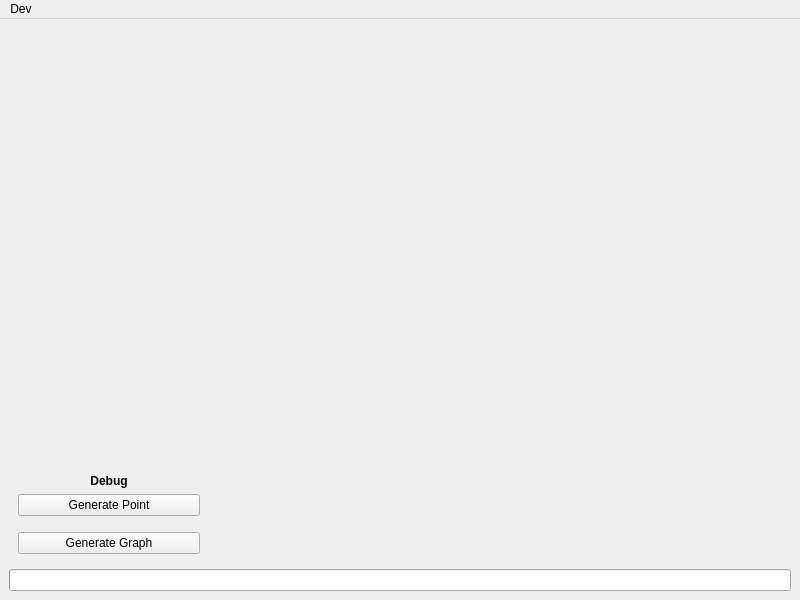
dissxlvd/maddevs-trial, file mainwindow.ui: the form before one commit.
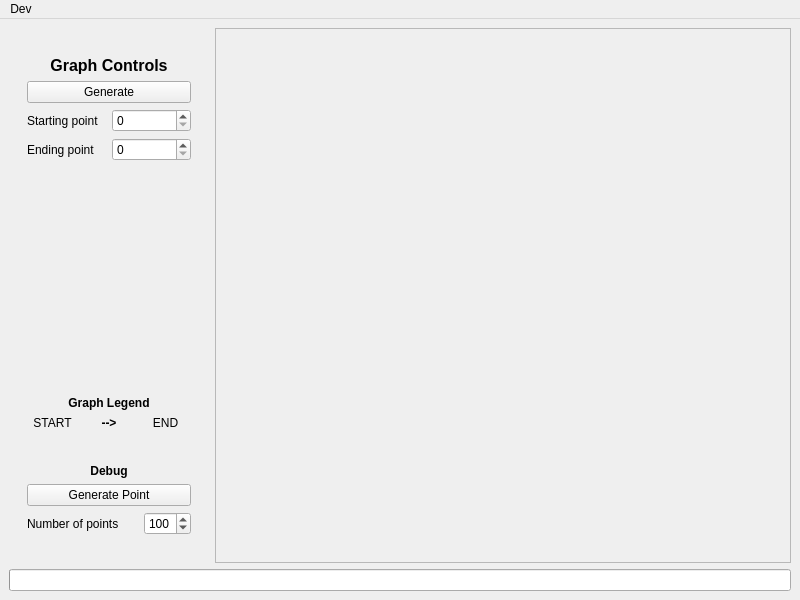
The form after the commit.

Commit message: Minor UI tweaks, added some debug functionality

```diff
--- a/mainwindow.ui
+++ b/mainwindow.ui
@@ -21,14 +21,6 @@
   </property>
   <widget class="QWidget" name="centralwidget">
    <layout class="QGridLayout" name="gridLayout">
-    <item row="0" column="1">
-     <widget class="QWidget" name="graphView" native="true">
-      <property name="autoFillBackground">
-       <bool>false</bool>
-      </property>
-      <layout class="QGridLayout" name="gridLayout_3"/>
-     </widget>
-    </item>
     <item row="0" column="0">
      <widget class="QWidget" name="settings" native="true">
       <property name="enabled">
@@ -56,74 +48,271 @@
        <bool>false</bool>
       </property>
       <layout class="QGridLayout" name="gridLayout_2">
-       <item row="4" column="0">
-        <widget class="QPushButton" name="generateGraph">
+       <item row="6" column="0">
+        <spacer name="verticalSpacer_4">
+         <property name="orientation">
+          <enum>Qt::Orientation::Vertical</enum>
+         </property>
+         <property name="sizeType">
+          <enum>QSizePolicy::Policy::Fixed</enum>
+         </property>
+         <property name="sizeHint" stdset="0">
+          <size>
+           <width>20</width>
+           <height>10</height>
+          </size>
+         </property>
+        </spacer>
+       </item>
+       <item row="9" column="0">
+        <spacer name="verticalSpacer_2">
+         <property name="orientation">
+          <enum>Qt::Orientation::Vertical</enum>
+         </property>
+         <property name="sizeType">
+          <enum>QSizePolicy::Policy::Fixed</enum>
+         </property>
+         <property name="sizeHint" stdset="0">
+          <size>
+           <width>20</width>
+           <height>10</height>
+          </size>
+         </property>
+        </spacer>
+       </item>
+       <item row="0" column="0">
+        <spacer name="verticalSpacer_3">
+         <property name="orientation">
+          <enum>Qt::Orientation::Vertical</enum>
+         </property>
+         <property name="sizeType">
+          <enum>QSizePolicy::Policy::Fixed</enum>
+         </property>
+         <property name="sizeHint" stdset="0">
+          <size>
+           <width>20</width>
+           <height>10</height>
+          </size>
+         </property>
+        </spacer>
+       </item>
+       <item row="2" column="0">
+        <spacer name="verticalSpacer">
+         <property name="orientation">
+          <enum>Qt::Orientation::Vertical</enum>
+         </property>
+         <property name="sizeHint" stdset="0">
+          <size>
+           <width>20</width>
+           <height>40</height>
+          </size>
+         </property>
+        </spacer>
+       </item>
+       <item row="7" column="0">
+        <widget class="QWidget" name="debugMenu" native="true">
+         <property name="enabled">
+          <bool>true</bool>
+         </property>
          <property name="sizePolicy">
-          <sizepolicy hsizetype="Minimum" vsizetype="Fixed">
+          <sizepolicy hsizetype="Preferred" vsizetype="Minimum">
            <horstretch>0</horstretch>
            <verstretch>0</verstretch>
           </sizepolicy>
          </property>
-         <property name="text">
-          <string>Generate Graph</string>
-         </property>
+         <layout class="QGridLayout" name="gridLayout_4">
+          <item row="1" column="0" colspan="2">
+           <widget class="QPushButton" name="generatePoint">
+            <property name="text">
+             <string>Generate Point</string>
+            </property>
+           </widget>
+          </item>
+          <item row="0" column="0" colspan="2">
+           <widget class="QLabel" name="dtitle">
+            <property name="sizePolicy">
+             <sizepolicy hsizetype="Preferred" vsizetype="Fixed">
+              <horstretch>0</horstretch>
+              <verstretch>0</verstretch>
+             </sizepolicy>
+            </property>
+            <property name="font">
+             <font>
+              <bold>true</bold>
+             </font>
+            </property>
+            <property name="text">
+             <string>Debug</string>
+            </property>
+            <property name="alignment">
+             <set>Qt::AlignmentFlag::AlignCenter</set>
+            </property>
+           </widget>
+          </item>
+          <item row="2" column="0">
+           <widget class="QLabel" name="label">
+            <property name="text">
+             <string>Number of points</string>
+            </property>
+           </widget>
+          </item>
+          <item row="2" column="1">
+           <widget class="QSpinBox" name="spinBox">
+            <property name="sizePolicy">
+             <sizepolicy hsizetype="Fixed" vsizetype="Fixed">
+              <horstretch>0</horstretch>
+              <verstretch>0</verstretch>
+             </sizepolicy>
+            </property>
+            <property name="minimumSize">
+             <size>
+              <width>40</width>
+              <height>0</height>
+             </size>
+            </property>
+            <property name="minimum">
+             <number>10</number>
+            </property>
+            <property name="maximum">
+             <number>500</number>
+            </property>
+            <property name="value">
+             <number>100</number>
+            </property>
+           </widget>
+          </item>
+         </layout>
         </widget>
        </item>
-       <item row="0" column="0">
-        <spacer name="verticalSpacer">
-         <property name="orientation">
-          <enum>Qt::Orientation::Vertical</enum>
-         </property>
-         <property name="sizeHint" stdset="0">
-          <size>
-           <width>20</width>
-           <height>40</height>
-          </size>
-         </property>
-        </spacer>
-       </item>
-       <item row="3" column="0">
-        <spacer name="verticalSpacer_2">
-         <property name="orientation">
-          <enum>Qt::Orientation::Vertical</enum>
-         </property>
-         <property name="sizeType">
-          <enum>QSizePolicy::Policy::Fixed</enum>
-         </property>
-         <property name="sizeHint" stdset="0">
-          <size>
-           <width>20</width>
-           <height>10</height>
-          </size>
-         </property>
-        </spacer>
-       </item>
        <item row="1" column="0">
-        <widget class="QLabel" name="label">
-         <property name="font">
-          <font>
-           <bold>true</bold>
-          </font>
-         </property>
-         <property name="text">
-          <string>Debug</string>
-         </property>
-         <property name="alignment">
-          <set>Qt::AlignmentFlag::AlignCenter</set>
-         </property>
+        <widget class="QWidget" name="graphControls" native="true">
+         <layout class="QGridLayout" name="gridLayout_6">
+          <item row="3" column="0">
+           <widget class="QLabel" name="spLabel">
+            <property name="text">
+             <string>Starting point</string>
+            </property>
+           </widget>
+          </item>
+          <item row="4" column="0">
+           <widget class="QLabel" name="epLabel">
+            <property name="text">
+             <string>Ending point</string>
+            </property>
+           </widget>
+          </item>
+          <item row="2" column="0" colspan="2">
+           <widget class="QPushButton" name="generateGraph">
+            <property name="sizePolicy">
+             <sizepolicy hsizetype="Minimum" vsizetype="Fixed">
+              <horstretch>0</horstretch>
+              <verstretch>0</verstretch>
+             </sizepolicy>
+            </property>
+            <property name="text">
+             <string>Generate</string>
+            </property>
+           </widget>
+          </item>
+          <item row="1" column="0" colspan="2">
+           <widget class="QLabel" name="ctitle">
+            <property name="font">
+             <font>
+              <pointsize>12</pointsize>
+              <bold>true</bold>
+             </font>
+            </property>
+            <property name="text">
+             <string>Graph Controls</string>
+            </property>
+            <property name="alignment">
+             <set>Qt::AlignmentFlag::AlignCenter</set>
+            </property>
+           </widget>
+          </item>
+          <item row="3" column="1">
+           <widget class="QSpinBox" name="spPos">
+            <property name="maximum">
+             <number>99</number>
+            </property>
+           </widget>
+          </item>
+          <item row="4" column="1">
+           <widget class="QSpinBox" name="epPos">
+            <property name="maximum">
+             <number>99</number>
+            </property>
+           </widget>
+          </item>
+         </layout>
         </widget>
        </item>
-       <item row="2" column="0">
-        <widget class="QPushButton" name="generatePoint">
-         <property name="text">
-          <string>Generate Point</string>
-         </property>
+       <item row="5" column="0">
+        <widget class="QWidget" name="graphLegend" native="true">
+         <layout class="QGridLayout" name="gridLayout_5">
+          <item row="1" column="2">
+           <widget class="QLabel" name="endingPointTip">
+            <property name="text">
+             <string>END</string>
+            </property>
+            <property name="alignment">
+             <set>Qt::AlignmentFlag::AlignCenter</set>
+            </property>
+           </widget>
+          </item>
+          <item row="0" column="0" colspan="3">
+           <widget class="QLabel" name="gltitle">
+            <property name="sizePolicy">
+             <sizepolicy hsizetype="Preferred" vsizetype="Fixed">
+              <horstretch>0</horstretch>
+              <verstretch>0</verstretch>
+             </sizepolicy>
+            </property>
+            <property name="font">
+             <font>
+              <bold>true</bold>
+             </font>
+            </property>
+            <property name="text">
+             <string>Graph Legend</string>
+            </property>
+            <property name="alignment">
+             <set>Qt::AlignmentFlag::AlignCenter</set>
+            </property>
+           </widget>
+          </item>
+          <item row="1" column="1">
+           <widget class="QLabel" name="leadsTo">
+            <property name="font">
+             <font>
+              <bold>true</bold>
+             </font>
+            </property>
+            <property name="text">
+             <string>--&gt;</string>
+            </property>
+            <property name="alignment">
+             <set>Qt::AlignmentFlag::AlignCenter</set>
+            </property>
+           </widget>
+          </item>
+          <item row="1" column="0">
+           <widget class="QLabel" name="startingPointTip">
+            <property name="text">
+             <string>START</string>
+            </property>
+            <property name="alignment">
+             <set>Qt::AlignmentFlag::AlignCenter</set>
+            </property>
+           </widget>
+          </item>
+         </layout>
         </widget>
        </item>
       </layout>
      </widget>
     </item>
-    <item row="1" column="0" colspan="2">
+    <item row="1" column="0" colspan="3">
      <widget class="QProgressBar" name="taskProgress">
       <property name="sizePolicy">
        <sizepolicy hsizetype="Expanding" vsizetype="Fixed">
@@ -151,6 +340,26 @@
       </property>
      </widget>
     </item>
+    <item row="0" column="1" colspan="2">
+     <widget class="QFrame" name="frame">
+      <property name="frameShape">
+       <enum>QFrame::Shape::StyledPanel</enum>
+      </property>
+      <property name="frameShadow">
+       <enum>QFrame::Shadow::Sunken</enum>
+      </property>
+      <layout class="QGridLayout" name="gridLayout_7">
+       <item row="0" column="0">
+        <widget class="QWidget" name="graphView" native="true">
+         <property name="autoFillBackground">
+          <bool>false</bool>
+         </property>
+         <layout class="QGridLayout" name="gridLayout_3"/>
+        </widget>
+       </item>
+      </layout>
+     </widget>
+    </item>
    </layout>
   </widget>
   <widget class="QMenuBar" name="menuBar">
```
The commit also changes 7 other files.
